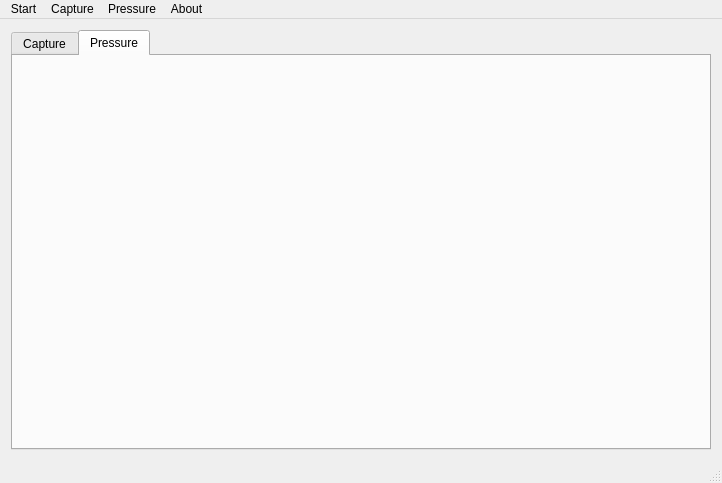
The window that mainwindow.ui (guiyang882/WebPackage) describes before a commit, drawn with Qt 5.
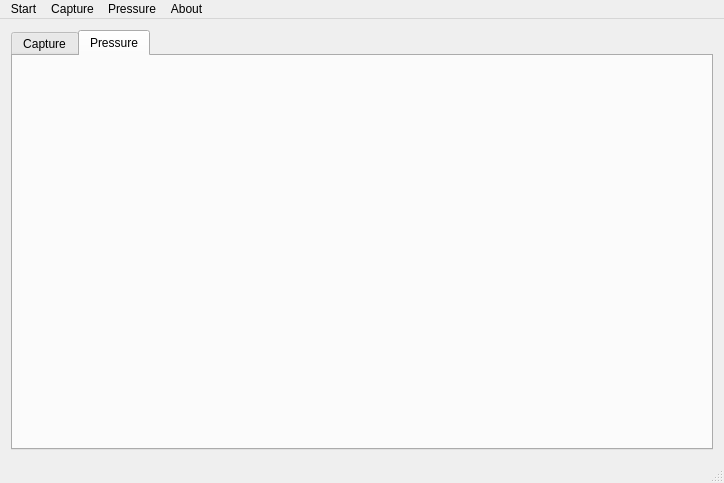
The same window after the commit. The open tabs and pages were chosen to show the change.

```diff
--- a/mainwindow.ui
+++ b/mainwindow.ui
@@ -6,8 +6,8 @@
    <rect>
     <x>0</x>
     <y>0</y>
-    <width>691</width>
-    <height>456</height>
+    <width>724</width>
+    <height>481</height>
    </rect>
   </property>
   <property name="windowTitle">
@@ -45,7 +45,7 @@
     <rect>
      <x>0</x>
      <y>0</y>
-     <width>691</width>
+     <width>724</width>
      <height>22</height>
     </rect>
    </property>
```
Left out of the diff: 2 changed lines with no effect on the pictures.
